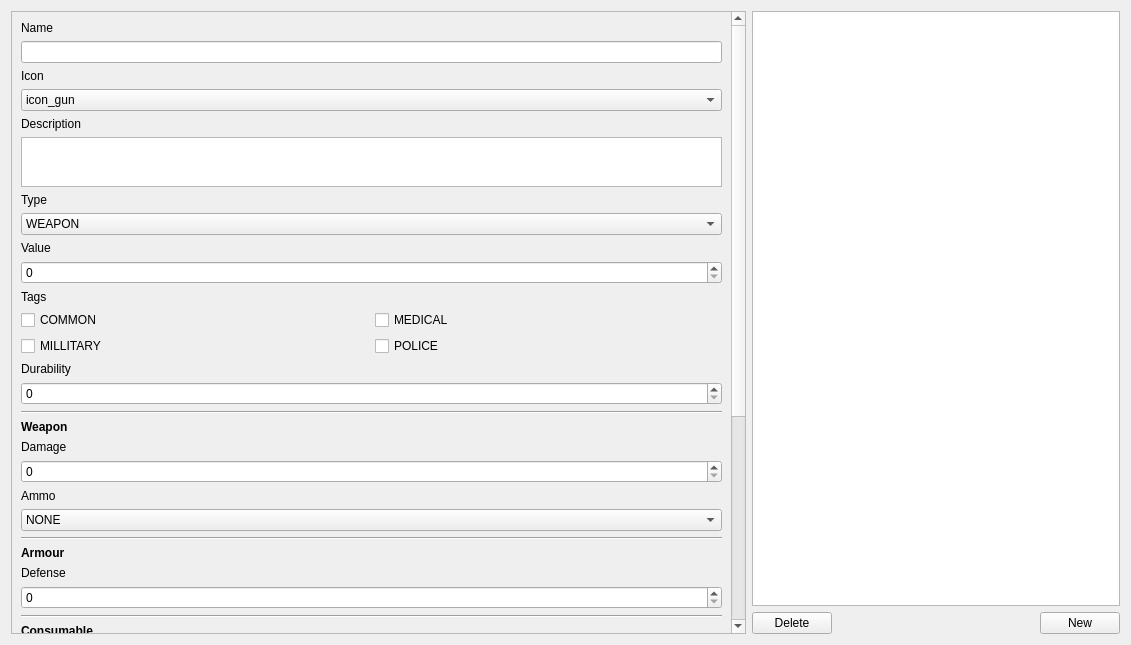
Boxfort/ZombieDataApp, file ui/tabitems.ui: the form before one commit.
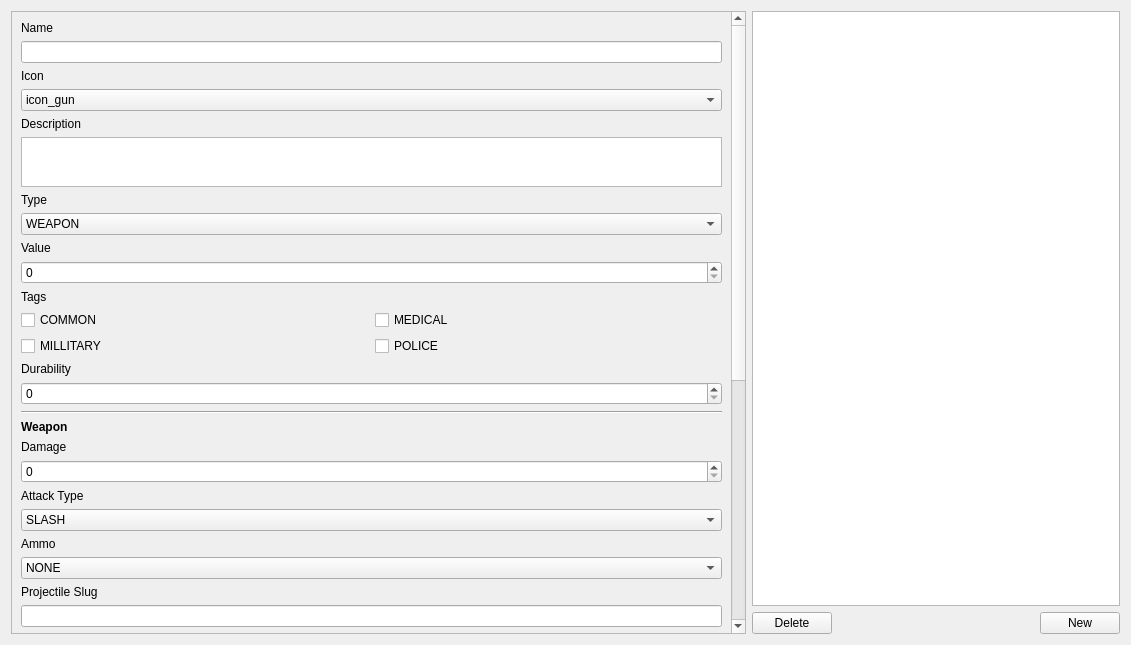
The form after the commit.

Commit message: add enemy attacks

Diff of the .ui file:
```diff
--- a/ui/tabitems.ui
+++ b/ui/tabitems.ui
@@ -23,9 +23,9 @@
       <property name="geometry">
        <rect>
         <x>0</x>
-        <y>0</y>
+        <y>-200</y>
         <width>722</width>
-        <height>1024</height>
+        <height>1132</height>
        </rect>
       </property>
       <layout class="QVBoxLayout" name="verticalLayout_2">
@@ -243,6 +243,37 @@
          </property>
         </widget>
        </item>
+       <item>
+        <widget class="QLabel" name="label_11">
+         <property name="text">
+          <string>Attack Type</string>
+         </property>
+        </widget>
+       </item>
+       <item>
+        <widget class="QComboBox" name="comboi_attacktype">
+         <item>
+          <property name="text">
+           <string>SLASH</string>
+          </property>
+         </item>
+         <item>
+          <property name="text">
+           <string>SMASH</string>
+          </property>
+         </item>
+         <item>
+          <property name="text">
+           <string>GUN</string>
+          </property>
+         </item>
+         <item>
+          <property name="text">
+           <string>PROJECTILE</string>
+          </property>
+         </item>
+        </widget>
+       </item>
        <item>
         <widget class="QLabel" name="label_ammo">
          <property name="text">
@@ -274,6 +305,16 @@
          </item>
         </widget>
        </item>
+       <item>
+        <widget class="QLabel" name="label_12">
+         <property name="text">
+          <string>Projectile Slug</string>
+         </property>
+        </widget>
+       </item>
+       <item>
+        <widget class="QLineEdit" name="text_projectile_slug"/>
+       </item>
        <item>
         <widget class="Line" name="line_2">
          <property name="orientation">
```
The commit also changes 15 other files.
